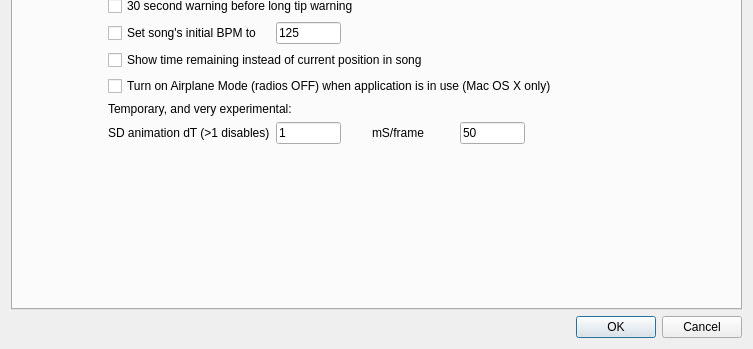
First picture: the form in SquareDesk-DEV/test123/preferencesdialog.ui, repository mpogue2/SquareDesk, before the edit; both pictures show x 0 to 753 and y 212 to 561 of the 753 by 561 pixel window.
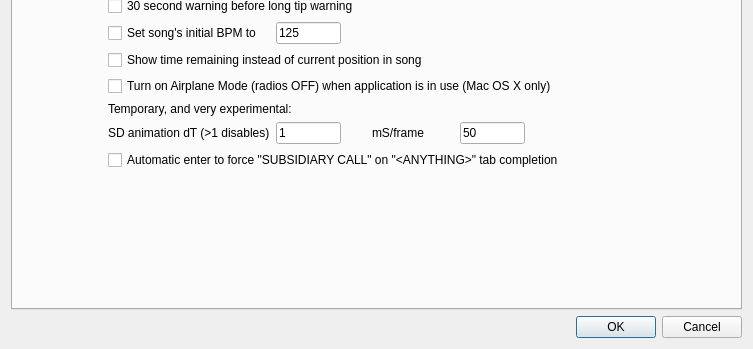
Second picture: the form after the edit. Icons and pictures are not drawn.

Commit message: Adding an option to either drop the user into the 'SUBSIDIARY CALL', or to automatically enter and do the subsidiary call on tab completon, for #364

Diff of the .ui file:
```diff
--- a/SquareDesk-DEV/test123/preferencesdialog.ui
+++ b/SquareDesk-DEV/test123/preferencesdialog.ui
@@ -1229,7 +1229,7 @@
            </property>
           </widget>
          </item>
-         <item row="14" column="1">
+         <item row="15" column="1">
           <spacer name="verticalSpacer">
            <property name="orientation">
             <enum>Qt::Vertical</enum>
@@ -1438,6 +1438,13 @@
            </property>
           </widget>
          </item>
+         <item row="14" column="1" colspan="5">
+          <widget class="QCheckBox" name="checkBoxAutomaticEnterOnAnythingTabCompletion">
+           <property name="text">
+            <string>Automatic enter to force &quot;SUBSIDIARY CALL&quot; on &quot;&lt;ANYTHING&gt;&quot; tab completion</string>
+           </property>
+          </widget>
+         </item>
         </layout>
        </widget>
       </widget>
```
The commit also changes 2 other files.
